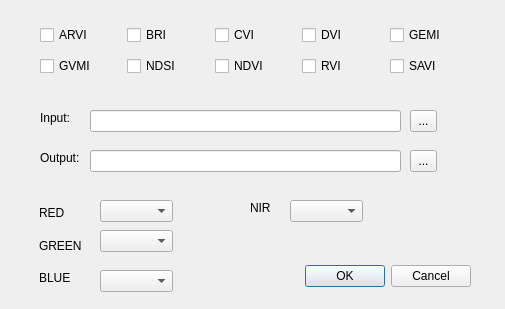
The window that index_calculator_dialog_base.ui (VeronikaH98/bc) describes before a commit, drawn with Qt 5.
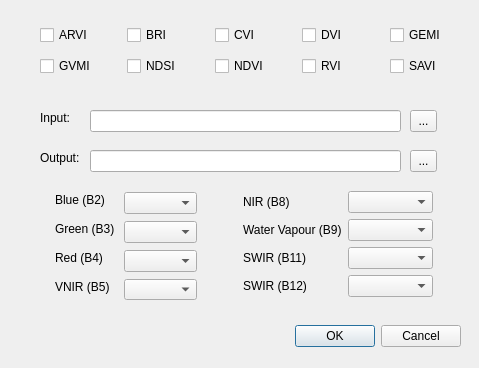
The same window after the commit.

Patch:
```diff
--- a/index_calculator_dialog_base.ui
+++ b/index_calculator_dialog_base.ui
@@ -6,8 +6,8 @@
    <rect>
     <x>0</x>
     <y>0</y>
-    <width>505</width>
-    <height>309</height>
+    <width>479</width>
+    <height>368</height>
    </rect>
   </property>
   <property name="windowTitle">
@@ -16,8 +16,8 @@
   <widget class="QDialogButtonBox" name="button_box">
    <property name="geometry">
     <rect>
-     <x>130</x>
-     <y>260</y>
+     <x>120</x>
+     <y>320</y>
      <width>341</width>
      <height>32</height>
     </rect>
@@ -29,31 +29,31 @@
     <set>QDialogButtonBox::Cancel|QDialogButtonBox::Ok</set>
    </property>
   </widget>
-  <widget class="QComboBox" name="cmb_red">
-   <property name="geometry">
-    <rect>
-     <x>100</x>
-     <y>200</y>
-     <width>73</width>
-     <height>22</height>
-    </rect>
-   </property>
-  </widget>
-  <widget class="QComboBox" name="cmb_green">
-   <property name="geometry">
-    <rect>
-     <x>100</x>
-     <y>230</y>
-     <width>73</width>
-     <height>22</height>
-    </rect>
-   </property>
-  </widget>
   <widget class="QComboBox" name="cmb_blue">
    <property name="geometry">
     <rect>
-     <x>100</x>
-     <y>270</y>
+     <x>124</x>
+     <y>192</y>
+     <width>73</width>
+     <height>22</height>
+    </rect>
+   </property>
+  </widget>
+  <widget class="QComboBox" name="cmb_green">
+   <property name="geometry">
+    <rect>
+     <x>124</x>
+     <y>221</y>
+     <width>73</width>
+     <height>22</height>
+    </rect>
+   </property>
+  </widget>
+  <widget class="QComboBox" name="cmb_red">
+   <property name="geometry">
+    <rect>
+     <x>124</x>
+     <y>250</y>
      <width>73</width>
      <height>22</height>
     </rect>
@@ -131,30 +131,7 @@
     <string>...</string>
    </property>
   </widget>
-  <widget class="QComboBox" name="cmb_nir">
-   <property name="geometry">
-    <rect>
-     <x>290</x>
-     <y>200</y>
-     <width>73</width>
-     <height>22</height>
-    </rect>
-   </property>
-  </widget>
-  <widget class="QLabel" name="label_6">
-   <property name="geometry">
-    <rect>
-     <x>250</x>
-     <y>200</y>
-     <width>55</width>
-     <height>16</height>
-    </rect>
-   </property>
-   <property name="text">
-    <string>NIR</string>
-   </property>
-  </widget>
-  <widget class="QWidget" name="">
+  <widget class="QWidget" name="layoutWidget">
    <property name="geometry">
     <rect>
      <x>40</x>
@@ -236,39 +213,120 @@
     </item>
    </layout>
   </widget>
+  <widget class="QComboBox" name="cmb_vnir">
+   <property name="geometry">
+    <rect>
+     <x>124</x>
+     <y>279</y>
+     <width>73</width>
+     <height>21</height>
+    </rect>
+   </property>
+  </widget>
   <widget class="QWidget" name="">
    <property name="geometry">
     <rect>
-     <x>39</x>
-     <y>200</y>
-     <width>51</width>
-     <height>91</height>
+     <x>243</x>
+     <y>191</y>
+     <width>190</width>
+     <height>111</height>
     </rect>
    </property>
-   <layout class="QVBoxLayout" name="verticalLayout">
-    <item>
-     <widget class="QLabel" name="label">
+   <layout class="QFormLayout" name="formLayout_2">
+    <item row="0" column="0">
+     <widget class="QLabel" name="label_6">
       <property name="text">
-       <string>RED</string>
+       <string>NIR (B8)</string>
       </property>
      </widget>
     </item>
-    <item>
-     <widget class="QLabel" name="label_2">
+    <item row="0" column="1">
+     <widget class="QComboBox" name="cmb_nir"/>
+    </item>
+    <item row="1" column="0">
+     <widget class="QLabel" name="label_8">
       <property name="text">
-       <string>GREEN</string>
+       <string>Water Vapour (B9)</string>
       </property>
      </widget>
     </item>
-    <item>
-     <widget class="QLabel" name="label_3">
+    <item row="1" column="1">
+     <widget class="QComboBox" name="cmb_b9"/>
+    </item>
+    <item row="2" column="0">
+     <widget class="QLabel" name="label_9">
       <property name="text">
-       <string>BLUE</string>
+       <string>SWIR (B11)</string>
       </property>
      </widget>
     </item>
+    <item row="2" column="1">
+     <widget class="QComboBox" name="cmb_b11"/>
+    </item>
+    <item row="3" column="0">
+     <widget class="QLabel" name="label_10">
+      <property name="text">
+       <string>SWIR (B12)</string>
+      </property>
+     </widget>
+    </item>
+    <item row="3" column="1">
+     <widget class="QComboBox" name="cmb_b12"/>
+    </item>
    </layout>
   </widget>
+  <widget class="QLabel" name="label_7">
+   <property name="geometry">
+    <rect>
+     <x>55</x>
+     <y>279</y>
+     <width>56</width>
+     <height>16</height>
+    </rect>
+   </property>
+   <property name="text">
+    <string>VNIR (B5)</string>
+   </property>
+  </widget>
+  <widget class="QLabel" name="label">
+   <property name="geometry">
+    <rect>
+     <x>55</x>
+     <y>192</y>
+     <width>52</width>
+     <height>16</height>
+    </rect>
+   </property>
+   <property name="text">
+    <string>Blue (B2)</string>
+   </property>
+  </widget>
+  <widget class="QLabel" name="label_2">
+   <property name="geometry">
+    <rect>
+     <x>55</x>
+     <y>221</y>
+     <width>62</width>
+     <height>16</height>
+    </rect>
+   </property>
+   <property name="text">
+    <string>Green (B3)</string>
+   </property>
+  </widget>
+  <widget class="QLabel" name="label_3">
+   <property name="geometry">
+    <rect>
+     <x>55</x>
+     <y>250</y>
+     <width>50</width>
+     <height>16</height>
+    </rect>
+   </property>
+   <property name="text">
+    <string>Red (B4)</string>
+   </property>
+  </widget>
  </widget>
  <resources/>
  <connections>
```
